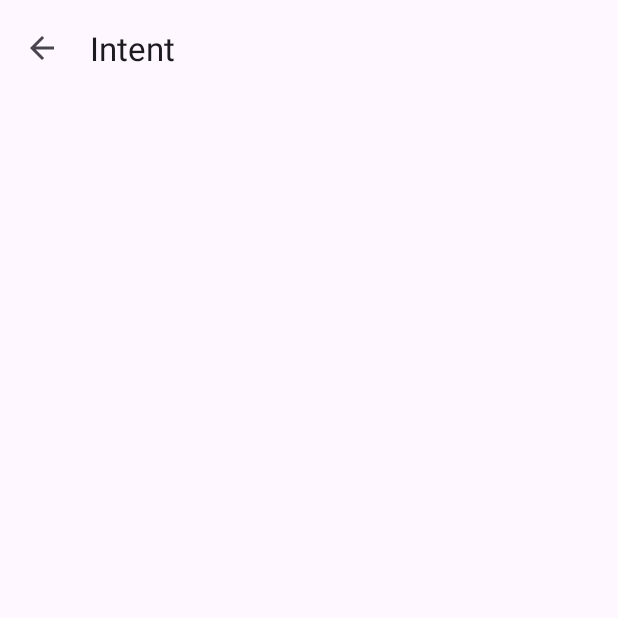
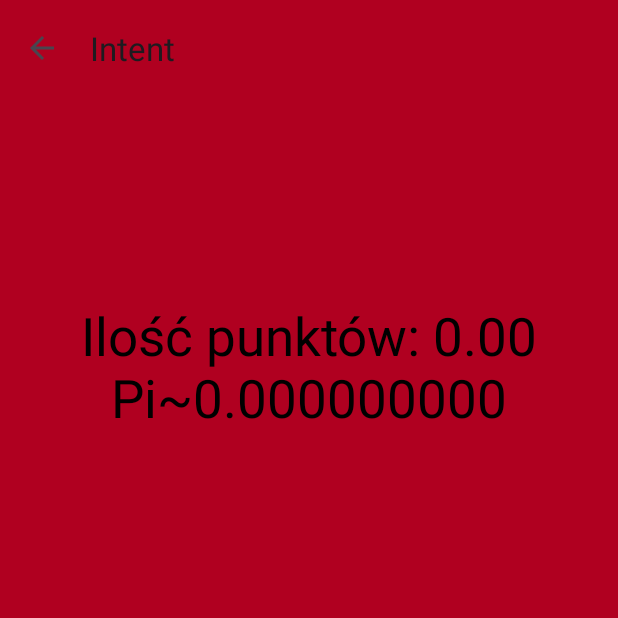
Before and after one commit to gacandrzej/MenuIntent, an Android app: the MonteCarlo screen opened directly, with no data from a screen before it, on a phone screen of 412 x 824 dp, the top half of it. Before the commit the part shown is almost empty. Run offline under Robolectric (Android 15) with nearby library versions, the phone set to English and light mode, and no system bars.

Commit message:
add TextView

```diff
--- a/app/src/main/java/gac/andrzej/menu/MonteCarlo.kt
+++ b/app/src/main/java/gac/andrzej/menu/MonteCarlo.kt
@@ -1,7 +1,9 @@
 package gac.andrzej.menu
 
+import android.annotation.SuppressLint
 import android.os.Bundle
 import android.util.Log
+import android.widget.TextView
 import androidx.activity.enableEdgeToEdge
 import androidx.appcompat.app.AppCompatActivity
 import androidx.core.view.ViewCompat
@@ -10,7 +12,8 @@ import androidx.core.view.WindowInsetsCompat
 class MonteCarlo : AppCompatActivity() {
     private val TAG = "Android"
     private lateinit var algorithms: Algorithms
-
+    private lateinit var tvPi: TextView
+    @SuppressLint("MissingInflatedId")
     override fun onCreate(savedInstanceState: Bundle?) {
         super.onCreate(savedInstanceState)
         enableEdgeToEdge()
@@ -23,14 +26,22 @@ class MonteCarlo : AppCompatActivity() {
         algorithms = Algorithms()
         setSupportActionBar(findViewById(R.id.toolbar2))
         supportActionBar?.setDisplayHomeAsUpEnabled(true)
+        tvPi = findViewById(R.id.tvPi)
 
         val intent = intent
         val iloscPunktow = intent.getDoubleExtra("ilosc_punktow", 0.0)
 
-        Log.d(TAG, "<------------- ilosc punktow: ${String.format("%.2f", iloscPunktow)}")
+        val formatIloscPunktow = String.format("%.2f", iloscPunktow)
+        Log.d(TAG, "<------------- ilosc punktow: $formatIloscPunktow")
 
         val wartoscPi = algorithms.monteCarlo(iloscPunktow)
-        Log.d(TAG, "<-------------wartosc pi---------------------->${String.format("%.9f", wartoscPi)}")
+        val formatWartoscPi = String.format("%.9f", wartoscPi)
+        Log.d(TAG, "<-------------wartosc pi---------------------->$formatWartoscPi")
+        var sb=StringBuffer()
+        sb.append("Ilość punktów: ").append(formatIloscPunktow)
+            .append("\nPi~").append(formatWartoscPi)
+
+        tvPi.text = sb
     }
 
     override fun onSupportNavigateUp(): Boolean {
--- a/app/src/main/res/layout/activity_monte_carlo.xml
+++ b/app/src/main/res/layout/activity_monte_carlo.xml
@@ -1,9 +1,10 @@
 <?xml version="1.0" encoding="utf-8"?>
-<LinearLayout xmlns:android="http://schemas.android.com/apk/res/android"
+<RelativeLayout xmlns:android="http://schemas.android.com/apk/res/android"
     xmlns:app="http://schemas.android.com/apk/res-auto"
     xmlns:tools="http://schemas.android.com/tools"
     android:layout_width="match_parent"
     android:layout_height="match_parent"
+    android:background="@color/design_default_color_error"
     android:id="@+id/main3"
     tools:context=".MonteCarlo">
 
@@ -11,5 +12,13 @@
         android:id="@+id/toolbar2"
         android:layout_width="match_parent"
         android:layout_height="?attr/actionBarSize" />
-
-</LinearLayout>
+    <TextView
+        android:id="@+id/tvPi"
+        android:layout_marginTop="200dp"
+        android:layout_width="match_parent"
+        android:layout_height="wrap_content"
+        android:textAlignment="center"
+        android:textSize="35sp"
+        android:textColor="@color/black"
+        android:text="TextView" />
+</RelativeLayout>
```
Also changed, not shown: app/src/main/java/gac/andrzej/menu/NewtonRaphson.kt (+14 -2 lines), app/src/main/res/layout/activity_newton_raphson.xml (+11 -0 lines).
